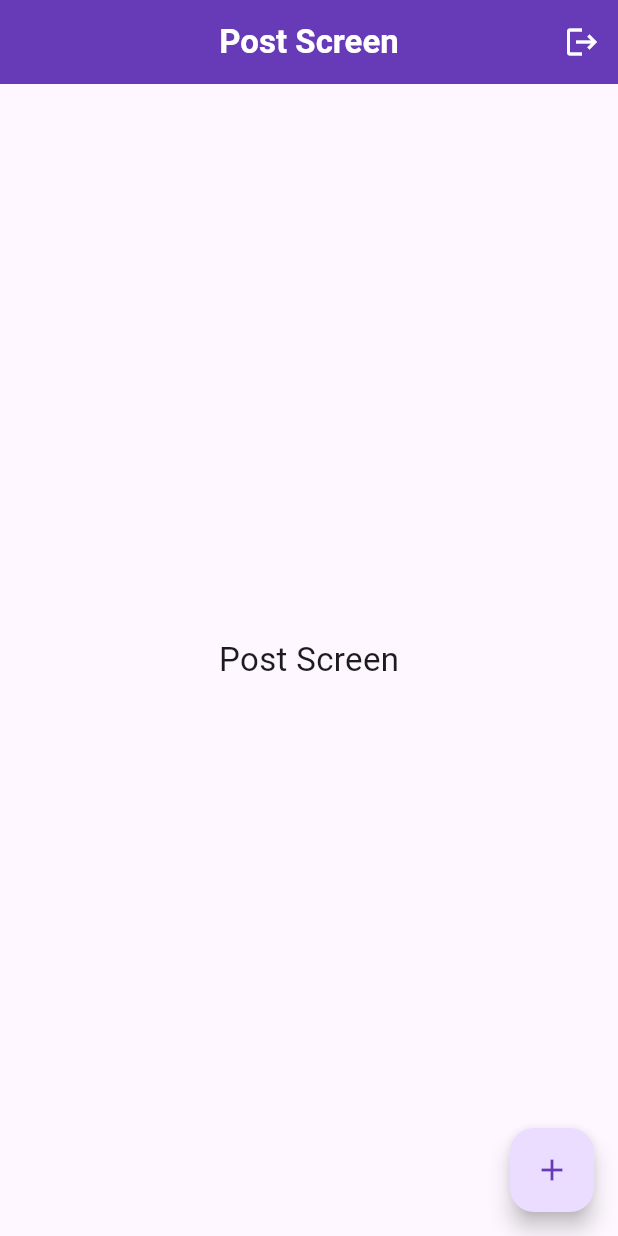
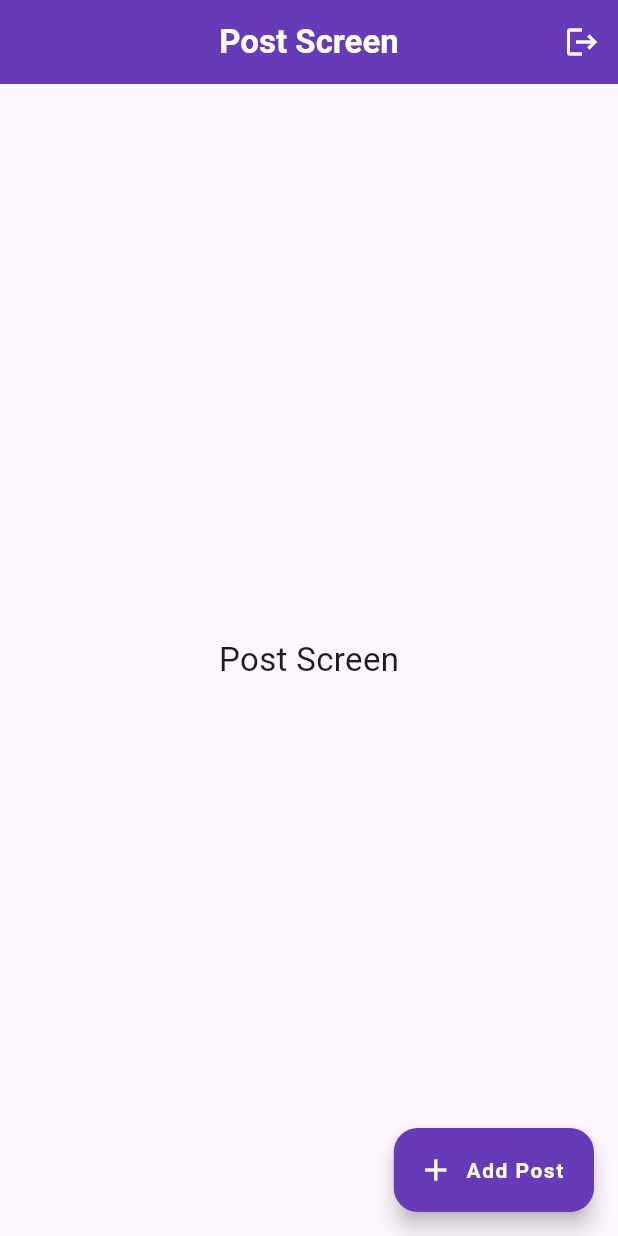
Before and after one commit to kareem358/firebase_auth_login_signup_app, a Flutter app: the PostScreen screen opened directly, on a phone screen of 412 x 824 dp. Run offline on Flutter 3.47's test engine with Material 3 defaults, Android fonts, the phone set to English and light mode, and no system bars; our stand-ins replace firebase_auth, firebase_core, fluttertoast; accounts and stored records are empty.

Commit message:
Update post_screen.dart

```diff
--- a/lib/ui/posts/post_screen.dart
+++ b/lib/ui/posts/post_screen.dart
@@ -54,10 +54,28 @@ class _PostScreenState extends State<PostScreen> {
 
         ],
       ) ,
-      floatingActionButton: FloatingActionButton(onPressed: (){
-        Navigator.push(context, MaterialPageRoute(builder: (context)=>AddPostScreen()));
-      },
-      child: Icon(Icons.add, color: Colors.deepPurple,),),
+        floatingActionButton: FloatingActionButton.extended(
+          onPressed: () {
+            Navigator.push(
+              context,
+              MaterialPageRoute(builder: (context) => AddPostScreen()),
+            );
+          },
+          label: Text(
+            "Add Post",
+            style: TextStyle(
+              color: Colors.white,
+              fontWeight: FontWeight.bold,
+              letterSpacing: 1.0,
+            ),
+          ),
+          icon: Icon(Icons.add, color: Colors.white),
+          backgroundColor: Colors.deepPurple,
+          elevation: 6,
+          shape: RoundedRectangleBorder(
+            borderRadius: BorderRadius.circular(16),
+          ),
+        ),
       body: Center(
         child: Text("Post Screen",style: TextStyle(fontSize: 22),),
       )
```
